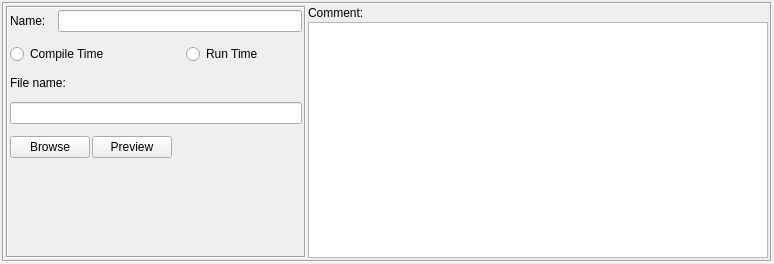
This is src/gui/addresstabledialog_q.ui in fwbuilder/fwbuilder as Qt 5 draws it before an edit. The edited form follows.
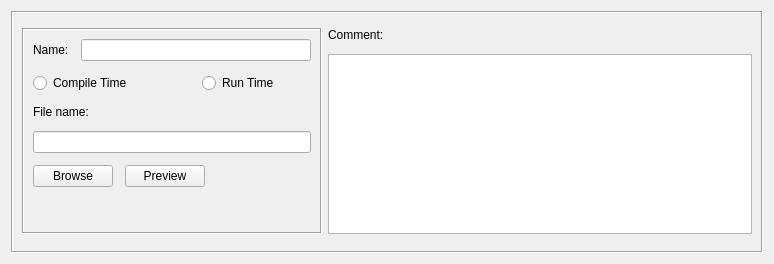
This is the edited form.

Commit message: See #501 Finally cleaned up dialog layout for all object dialogs. Had to remove default margin and spacing in the "form setting" for each dialog

```diff
--- a/src/gui/addresstabledialog_q.ui
+++ b/src/gui/addresstabledialog_q.ui
@@ -18,19 +18,8 @@
   <property name="windowTitle" >
    <string>Address Table</string>
   </property>
-  <layout class="QGridLayout" >
-   <property name="margin" >
-    <number>2</number>
-   </property>
-   <property name="spacing" >
-    <number>2</number>
-   </property>
+  <layout class="QGridLayout" name="gridLayout" >
    <item row="0" column="0" >
-    <layout class="QVBoxLayout" >
-     <property name="spacing" >
-      <number>2</number>
-     </property>
-     <item>
       <widget class="QFrame" name="frame7" >
        <property name="frameShape" >
         <enum>QFrame::Box</enum>
@@ -239,6 +228,12 @@
             <height>0</height>
            </size>
           </property>
+        <property name="maximumSize" >
+         <size>
+          <width>16777215</width>
+          <height>180</height>
+         </size>
+        </property>
           <property name="tabChangesFocus" >
            <bool>true</bool>
           </property>
@@ -248,10 +243,7 @@
       </widget>
      </item>
     </layout>
-   </item>
-  </layout>
  </widget>
- <layoutdefault spacing="2" margin="2" />
  <tabstops>
   <tabstop>obj_name</tabstop>
   <tabstop>r_compiletime</tabstop>
```
Left out of the diff: 1 changed line with no effect on the pictures. Lines whose indentation alone changed are shown as unchanged. The commit also changes 30 other files.
